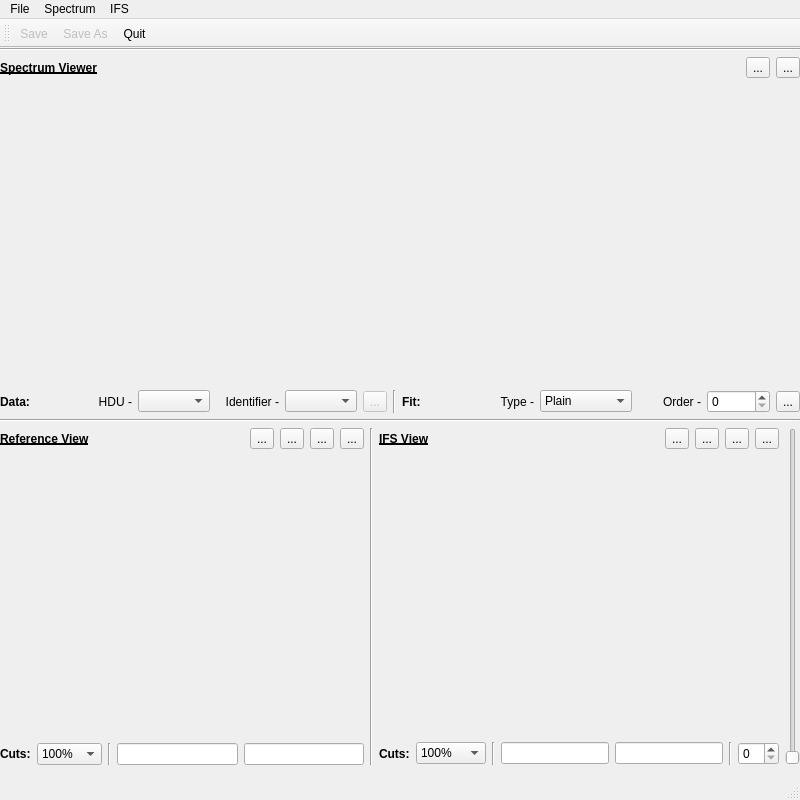
This is pampelmuse/graphics/pampelmuse_gui.ui in lcjohnso/pampelmuse as Qt 5 draws it before an edit. The edited form follows.
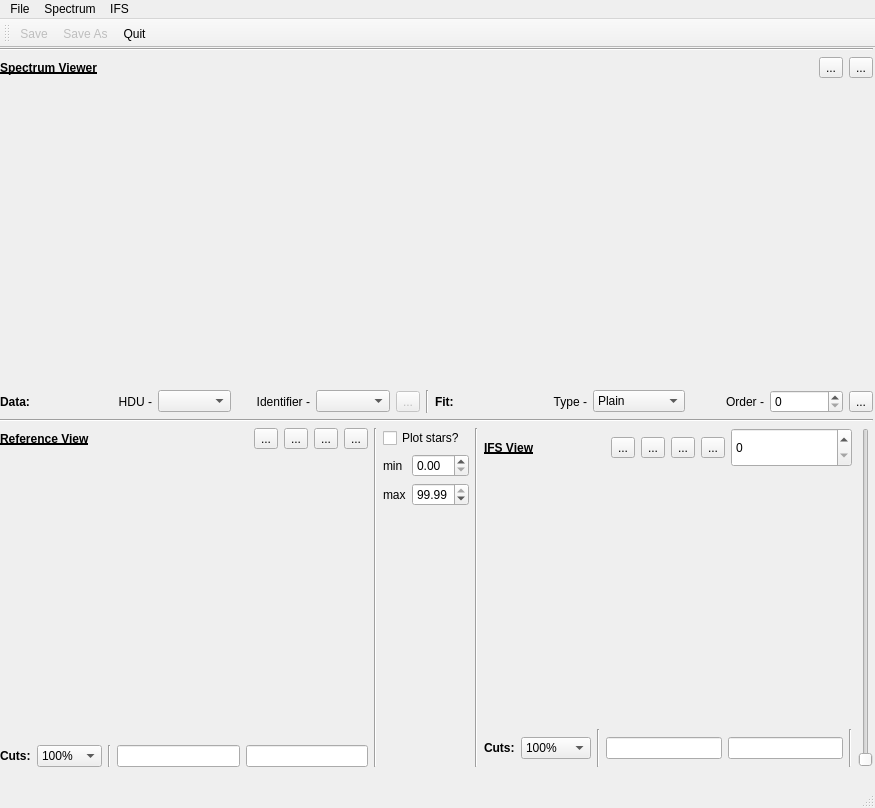
This is the edited form. Icons and pictures are not drawn.

Commit message: Added new features to PampelMuse GUI: A reference image can now be loaded from disk and the magnitude range of the sources that are overplotted can be restricted.

```diff
--- a/pampelmuse/graphics/pampelmuse_gui.ui
+++ b/pampelmuse/graphics/pampelmuse_gui.ui
@@ -6,8 +6,8 @@
    <rect>
     <x>0</x>
     <y>0</y>
-    <width>800</width>
-    <height>800</height>
+    <width>875</width>
+    <height>808</height>
    </rect>
   </property>
   <property name="windowTitle">
@@ -19,8 +19,8 @@
      <rect>
       <x>0</x>
       <y>0</y>
-      <width>800</width>
-      <height>717</height>
+      <width>873</width>
+      <height>719</height>
      </rect>
     </property>
     <layout class="QVBoxLayout" name="centralVBox">
@@ -334,7 +334,7 @@
           <widget class="QWidget" name="refViewWidget" native="true">
            <property name="minimumSize">
             <size>
-             <width>350</width>
+             <width>250</width>
              <height>250</height>
             </size>
            </property>
@@ -429,7 +429,70 @@
         </layout>
        </item>
        <item>
-        <widget class="Line" name="imageSepLine">
+        <widget class="Line" name="line">
+         <property name="orientation">
+          <enum>Qt::Vertical</enum>
+         </property>
+        </widget>
+       </item>
+       <item>
+        <layout class="QVBoxLayout" name="verticalLayout">
+         <item>
+          <widget class="QCheckBox" name="showStarsCheckBox">
+           <property name="text">
+            <string>Plot stars?</string>
+           </property>
+          </widget>
+         </item>
+         <item>
+          <layout class="QHBoxLayout" name="horizontalLayout">
+           <item>
+            <widget class="QLabel" name="label">
+             <property name="text">
+              <string>min</string>
+             </property>
+            </widget>
+           </item>
+           <item>
+            <widget class="QDoubleSpinBox" name="minMagSpinBox"/>
+           </item>
+          </layout>
+         </item>
+         <item>
+          <layout class="QHBoxLayout" name="horizontalLayout_2">
+           <item>
+            <widget class="QLabel" name="label_2">
+             <property name="text">
+              <string>max</string>
+             </property>
+            </widget>
+           </item>
+           <item>
+            <widget class="QDoubleSpinBox" name="maxMagSpinBox">
+             <property name="value">
+              <double>99.989999999999995</double>
+             </property>
+            </widget>
+           </item>
+          </layout>
+         </item>
+         <item>
+          <spacer name="verticalSpacer">
+           <property name="orientation">
+            <enum>Qt::Vertical</enum>
+           </property>
+           <property name="sizeHint" stdset="0">
+            <size>
+             <width>20</width>
+             <height>40</height>
+            </size>
+           </property>
+          </spacer>
+         </item>
+        </layout>
+       </item>
+       <item>
+        <widget class="Line" name="line_2">
          <property name="orientation">
           <enum>Qt::Vertical</enum>
          </property>
@@ -503,6 +566,19 @@
              </property>
             </widget>
            </item>
+           <item>
+            <widget class="QSpinBox" name="ifuLayerSelectSpinBox">
+             <property name="sizePolicy">
+              <sizepolicy hsizetype="Minimum" vsizetype="Minimum">
+               <horstretch>0</horstretch>
+               <verstretch>0</verstretch>
+              </sizepolicy>
+             </property>
+             <property name="maximum">
+              <number>9999</number>
+             </property>
+            </widget>
+           </item>
           </layout>
          </item>
          <item>
@@ -606,9 +682,6 @@
              </property>
             </widget>
            </item>
-           <item>
-            <widget class="QSpinBox" name="ifuLayerSelectSpinBox"/>
-           </item>
           </layout>
          </item>
         </layout>
@@ -630,7 +703,7 @@
     <rect>
      <x>0</x>
      <y>0</y>
-     <width>800</width>
+     <width>875</width>
      <height>25</height>
     </rect>
    </property>
```
Left out of the diff: 14 changed lines with no effect on the pictures. The commit also changes 7 other files.
